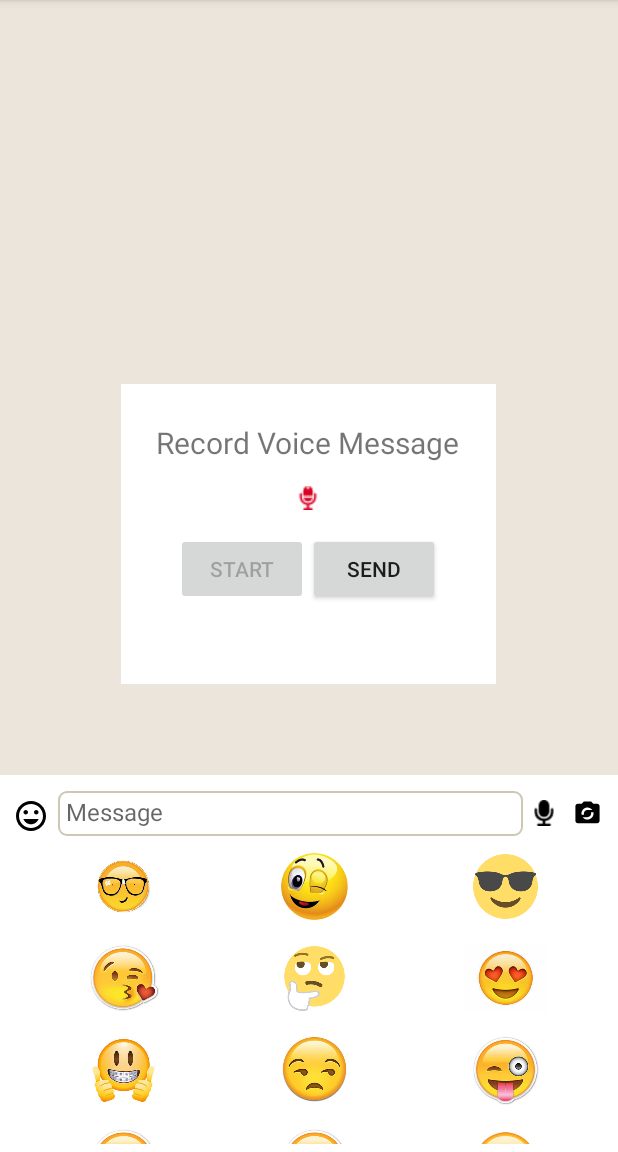
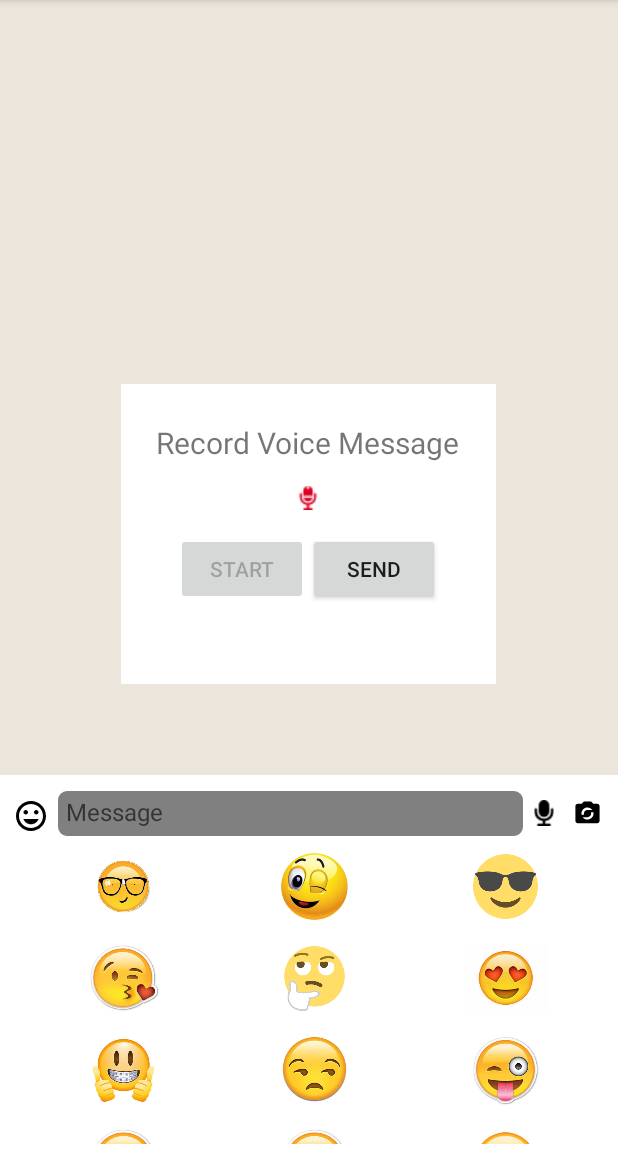
Before and after one commit to bhavnavyako/chat, an Android app: the screen it shows after launch (MainActivity), after a tap on an icon or button, on a phone screen of 412 x 824 dp, the part 84-1236 px from its top. Run offline under Robolectric (Android 15) with nearby library versions, the phone set to English and light mode, and no system bars; 3 other taps on this screen came first.

Commit message:
colored edit text in main layout

```diff
--- a/chat/ChatDemo/app/src/main/res/layout/activity_main.xml
+++ b/chat/ChatDemo/app/src/main/res/layout/activity_main.xml
@@ -125,6 +125,7 @@
                 android:src="@drawable/ic_insert_emoticon_black_24dp" />
 
             <EditText
+                android:backgroundTint="@color/gray"
                 android:id="@+id/et_message_text"
                 android:layout_width="match_parent"
                 android:layout_height="30dp"
```
Also changed, not shown: 4 other files.
